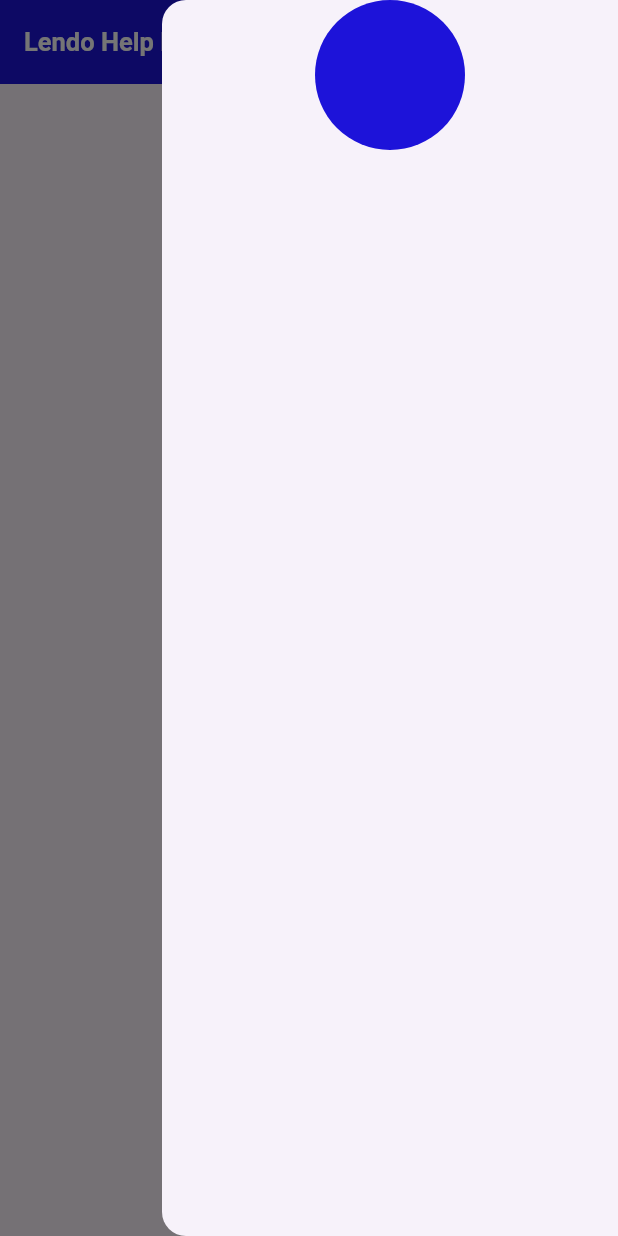
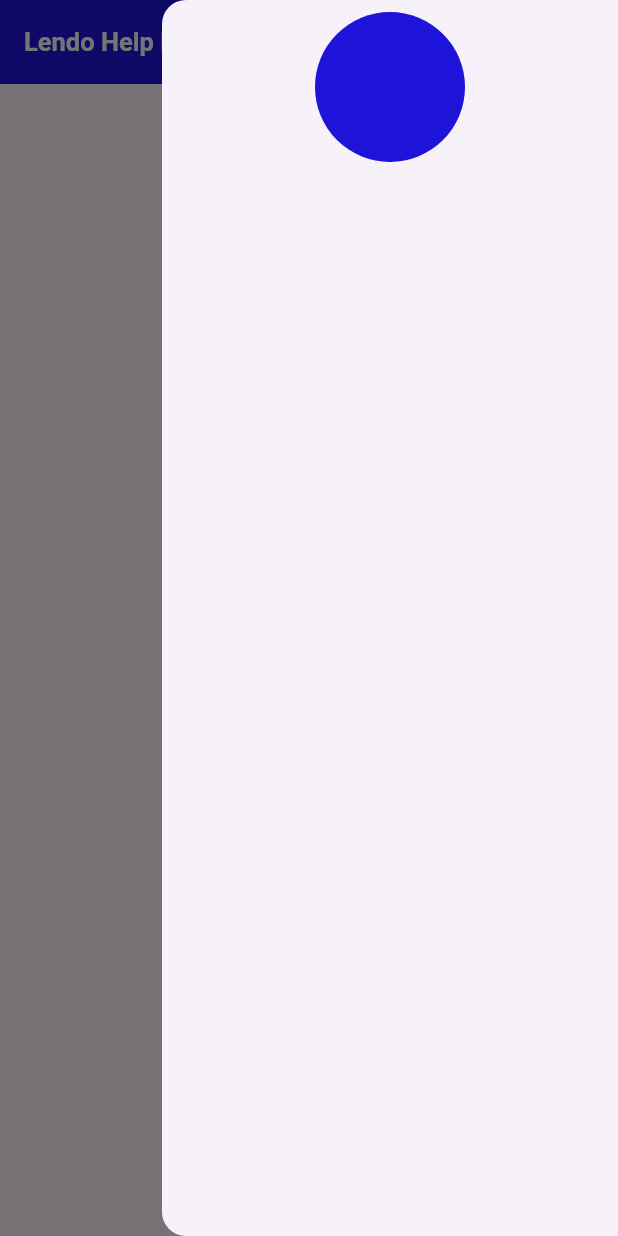
Before and after one commit to AthiraaAthi/Lendo_Admin_App, a Flutter app: the screen it shows after launch, with the side drawer open, on a phone screen of 412 x 824 dp. Run offline on Flutter 3.47's test engine with Material 3 defaults, Android fonts, the light colour scheme and no system bars.

Commit message:
added padding to circle avatar

```diff
--- a/lib/view/home/home.dart
+++ b/lib/view/home/home.dart
@@ -12,9 +12,12 @@ class HomeScreen extends StatelessWidget {
           child: Column(
         crossAxisAlignment: CrossAxisAlignment.center,
         children: [
-          CircleAvatar(
-            radius: 50,
-            backgroundColor: mainBlue,
+          Padding(
+            padding: const EdgeInsets.all(8.0),
+            child: CircleAvatar(
+              radius: 50,
+              backgroundColor: mainBlue,
+            ),
           )
         ],
       )
```
